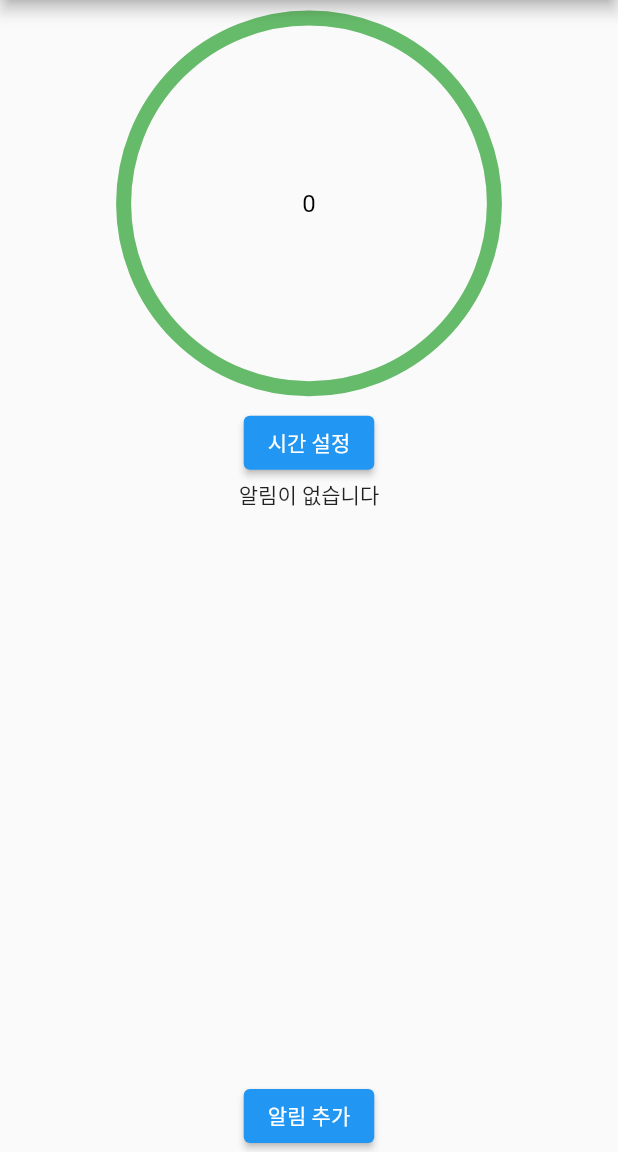
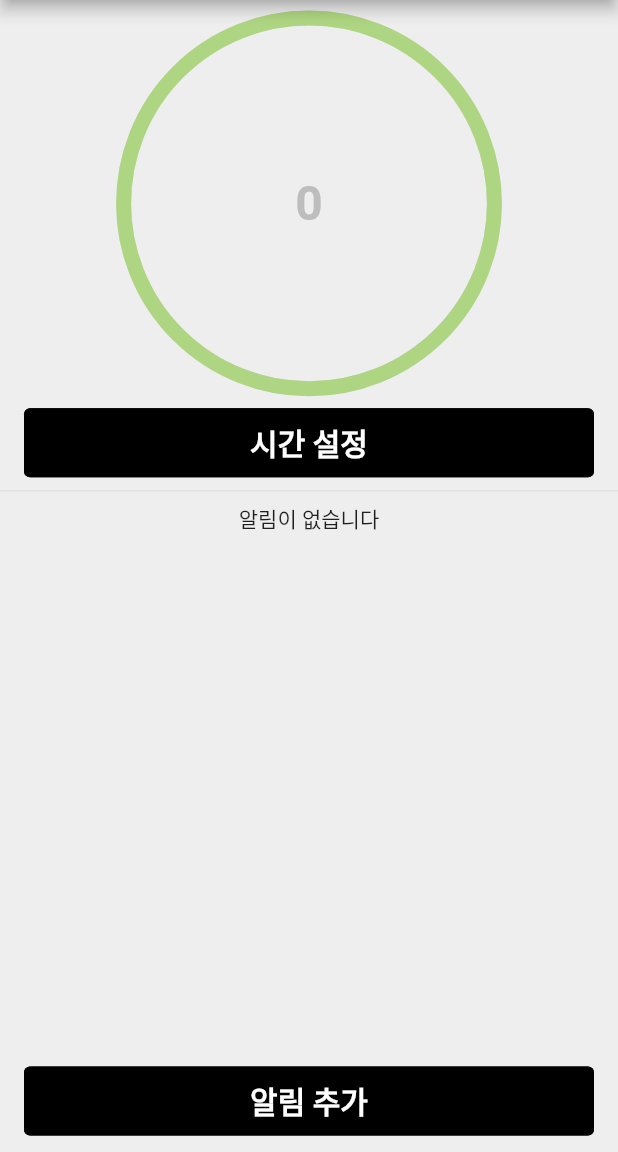
Before and after one commit to Raonshi/self_noti, a Flutter app: the screen it shows after launch, on a phone screen of 412 x 824 dp, the part 84-1236 px from its top. Run offline on Flutter 3.47's test engine with Material 2 defaults, Android fonts, the light colour scheme and no system bars; drawn by our look-alikes of circular_countdown_timer; our stand-ins replace freezed_annotation.

Commit message:
timer v1.0 done

```diff
--- a/lib/src/home/components/notification_list.dart
+++ b/lib/src/home/components/notification_list.dart
@@ -1,5 +1,6 @@
 import 'package:flutter/material.dart';
 import 'package:self_noti/src/home/provider/notification_provider.dart';
+import 'package:self_noti/style/styles.dart';
 
 class NotificationListComponent extends StatelessWidget {
   const NotificationListComponent({Key? key, required this.provider}) : super(key: key);
@@ -8,7 +9,9 @@ class NotificationListComponent extends StatelessWidget {
 
   @override
   Widget build(BuildContext context) {
-    return Column(
+    return Padding(
+      padding: const EdgeInsets.symmetric(horizontal: 16.0),
+      child: Column(
         children: [
           Expanded(
             child: provider.notiItems.isEmpty
@@ -21,13 +24,19 @@ class NotificationListComponent extends StatelessWidget {
                     },
                   ),
           ),
-        ElevatedButton(
+          Row(children: [
+            Expanded(
+              child: ElevatedButton(
+                style: mainButtonStyleForm,
                 onPressed: () {
                   provider.addNotiItem();
                 },
-          child: const Text('알림 추가'),
+                child: Text('알림 추가', style: buttonTextStyle),
               ),
+            ),
+          ]),
         ],
+      ),
     );
   }
 }
--- a/lib/src/home/components/timer.dart
+++ b/lib/src/home/components/timer.dart
@@ -1,12 +1,9 @@
-
-
-
-
 import 'package:circular_countdown_timer/circular_countdown_timer.dart';
 import 'package:flutter/material.dart';
 import 'package:self_noti/enum.dart';
 import 'package:self_noti/src/home/provider/timer_provider.dart';
 import 'package:self_noti/src/widgets/timer_dialog.dart';
+import 'package:self_noti/style/styles.dart';
 
 class TimerComponent extends StatelessWidget {
   const TimerComponent({Key? key, required this.provider}) : super(key: key);
@@ -25,17 +22,22 @@ class TimerComponent extends StatelessWidget {
             height: MediaQuery.of(context).size.height * 0.3,
             duration: provider.time,
             initialDuration: 0,
-            fillColor: Colors.green.shade400,
-            ringColor: Colors.grey.shade200,
+            fillColor: Colors.lightGreen.shade300,
+            ringColor: Colors.grey.shade300,
             strokeWidth: 10.0,
             strokeCap: StrokeCap.round,
             textFormat: getTimerTextFormat(provider.time),
+            textStyle: TextStyle(
+              fontSize: 32.0,
+              fontWeight: FontWeight.w600,
+              color: provider.state == TimerState.counting ? Colors.lightGreen.shade500 : Colors.grey.shade400,
+            ),
             isTimerTextShown: true,
             isReverse: true,
             isReverseAnimation: true,
             autoStart: false,
             onStart: () {
-              if(provider.time != 0) provider.time = 0;
+              if (provider.time != 0) provider.time = 0;
               provider.state = TimerState.counting;
             },
             onComplete: () {
@@ -44,35 +46,49 @@ class TimerComponent extends StatelessWidget {
             },
           ),
         ),
-        Row(
+        Padding(
+          padding: const EdgeInsets.symmetric(horizontal: 16.0),
+          child: Row(
             mainAxisAlignment: MainAxisAlignment.center,
             children: [
               if (provider.state == TimerState.counting) ...[
-              ElevatedButton(
+                Expanded(
+                  child: ElevatedButton(
+                    style: mainButtonStyleForm,
                     onPressed: provider.timerReset,
-                child: const Text('정지'),
+                    child: Text('정지', style: buttonTextStyle),
+                  ),
                 ),
                 const SizedBox(width: 12.0),
-              ElevatedButton(
+                Expanded(
+                  child: ElevatedButton(
+                    style: mainButtonStyleForm,
                     onPressed: provider.timerPause,
-                child: const Text('일시 정지'),
+                    child: Text('일시 정지', style: buttonTextStyle),
+                  ),
                 ),
               ],
-            if (provider.state == TimerState.paused)
-              ...[
-                ElevatedButton(
+              if (provider.state == TimerState.paused) ...[
+                Expanded(
+                  child: ElevatedButton(
+                    style: mainButtonStyleForm,
                     onPressed: provider.timerReset,
-                  child: const Text('정지'),
+                    child: Text('정지', style: buttonTextStyle),
+                  ),
                 ),
                 const SizedBox(width: 12.0),
-                ElevatedButton(
-                  onPressed:
-                  provider.timerResume,
-                  child: const Text('재개'),
-                )],
-
-            if(provider.state == TimerState.idle)
-              ElevatedButton(
+                Expanded(
+                  child: ElevatedButton(
+                    style: mainButtonStyleForm,
+                    onPressed: provider.timerResume,
+                    child: Text('재개', style: buttonTextStyle),
+                  ),
+                )
+              ],
+              if (provider.state == TimerState.idle)
+                Expanded(
+                  child: ElevatedButton(
+                    style: mainButtonStyleForm,
                     onPressed: () async {
                       await showDialog(
                         context: context,
@@ -83,17 +99,19 @@ class TimerComponent extends StatelessWidget {
                       debugPrint('${provider.time}');
                       provider.timerStart();
                     },
-                child: const Text('시간 설정'),
+                    child: Text('시간 설정', style: buttonTextStyle),
+                  ),
                 ),
             ],
+          ),
         ),
       ],
     );
   }
 
-  String getTimerTextFormat(int time){
-    if(time > 59)return 'mm:SS';
-    if(time > 3600)return 'HH:mm:SS';
+  String getTimerTextFormat(int time) {
+    if (time > 59) return 'mm:SS';
+    if (time > 3600) return 'HH:mm:SS';
     return 'SS';
   }
 }
--- a/lib/src/home/page.dart
+++ b/lib/src/home/page.dart
@@ -18,6 +18,7 @@ class HomePage extends StatelessWidget {
         ChangeNotifierProvider(create: (context) => NotificationProvider()),
       ],
       child: Scaffold(
+        backgroundColor: Colors.grey.shade200,
         appBar: AppBar(
           title: Consumer<HomeProvider>(
             builder: (BuildContext context, HomeProvider provider, Widget? child) =>
@@ -30,12 +31,14 @@ class HomePage extends StatelessWidget {
               builder: (BuildContext context, TimerProvider provider, Widget? child) =>
                   TimerComponent(provider: provider),
             ),
+             Divider(thickness: 1.0, color: Colors.grey.shade300),
             Expanded(
               child: Consumer<NotificationProvider>(
                 builder: (BuildContext context, NotificationProvider provider, Widget? child) =>
                     NotificationListComponent(provider: provider),
               ),
             ),
+            const SizedBox(height: 10.0),
           ],
         ),
       ),
--- /dev/null
+++ b/lib/style/styles.dart
@@ -0,0 +1,17 @@
+import 'package:flutter/material.dart';
+
+ButtonStyle get mainButtonStyleForm => ElevatedButton.styleFrom(
+      shape: RoundedRectangleBorder(
+        side: const BorderSide(color: Colors.black),
+        borderRadius: BorderRadius.circular(4.0),
+      ),
+      elevation: 0,
+      padding: const EdgeInsets.symmetric(vertical: 8.0),
+      backgroundColor: Colors.black,
+    );
+
+TextStyle get buttonTextStyle => const TextStyle(
+      fontSize: 20.0,
+      fontWeight: FontWeight.w600,
+      color: Colors.white,
+    );
```
Lines whose indentation alone changed are shown as unchanged.
